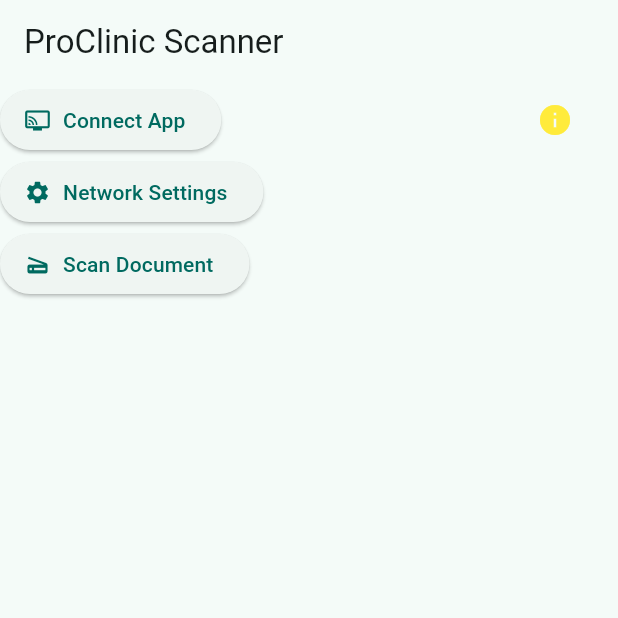
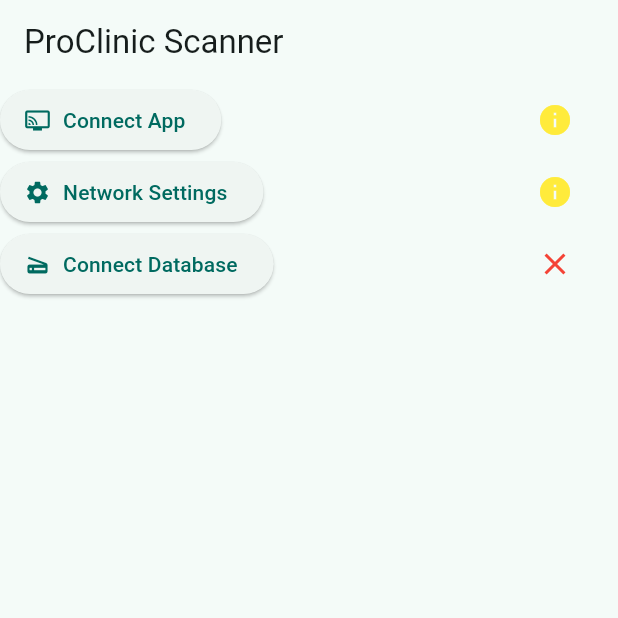
Before and after one commit to pheonixeye/proclinic_document_scanner, a Flutter app: the screen it shows after launch, on a phone screen of 412 x 824 dp, the top half of it. Run offline on Flutter 3.47's test engine with Material 3 defaults, Android fonts, the light colour scheme and no system bars; our stand-ins replace flutter_easyloading, hive_flutter, pretty_qr_code; missing offline and left inert: mobile_scanner, mongo_dart; accounts and stored records are empty.

Commit message:
working on db connection

```diff
--- /dev/null
+++ b/lib/errors/mongo_connection.dart
@@ -0,0 +1,10 @@
+class MongoDbConnectionException implements Exception {
+  final String message;
+
+  MongoDbConnectionException(this.message);
+
+  @override
+  String toString() {
+    return message;
+  }
+}
--- a/lib/main.dart
+++ b/lib/main.dart
@@ -1,11 +1,15 @@
 import 'package:flutter/material.dart';
 import 'package:flutter_easyloading/flutter_easyloading.dart';
+import 'package:hive_flutter/hive_flutter.dart';
 import 'package:proclinic_document_scanner/localization/app_localizations.dart';
 import 'package:proclinic_document_scanner/providers/_main.dart';
 import 'package:proclinic_document_scanner/routes/loading_screen/loading_screen.dart';
 import 'package:provider/provider.dart';
 
 void main() async {
+  WidgetsFlutterBinding.ensureInitialized();
+  await Hive.initFlutter();
+  await Hive.openBox('network');
   runApp(const MyApp());
 }
 
--- a/lib/providers/_main.dart
+++ b/lib/providers/_main.dart
@@ -1,4 +1,5 @@
 import 'package:proclinic_document_scanner/providers/check_uuid.dart';
+import 'package:proclinic_document_scanner/providers/mongo_db.dart';
 import 'package:proclinic_document_scanner/providers/network_settings.dart';
 import 'package:provider/provider.dart' show ChangeNotifierProvider;
 import 'package:provider/single_child_widget.dart';
@@ -6,4 +7,5 @@
 final List<SingleChildWidget> providers = [
   ChangeNotifierProvider(create: (context) => PxCheckUuid()),
   ChangeNotifierProvider(create: (context) => PxNetworkSettings()),
+  ChangeNotifierProvider(create: (context) => PxDatabase()),
 ];
--- /dev/null
+++ b/lib/providers/mongo_db.dart
@@ -0,0 +1,70 @@
+library mymongo;
+
+import 'package:flutter/foundation.dart';
+import 'package:mongo_dart/mongo_dart.dart';
+import 'package:proclinic_document_scanner/errors/mongo_connection.dart';
+import 'package:proclinic_document_scanner/providers/network_settings.dart';
+
+class PxDatabase extends ChangeNotifier {
+  PxDatabase() {
+    settings = PxNetworkSettings();
+  }
+
+  late final PxNetworkSettings settings;
+
+  MongoState _state = MongoState.notConnected;
+  MongoState get state => _state;
+
+  // late Db _mongo;
+  Db get mongo => Db(
+      'mongodb://${settings.storage.get('ip')}:${settings.storage.get('port')}/proclinic');
+
+  // Db _mongo() {
+  //   try {
+  //     return Db(
+  //         'mongodb://${settings.storage.get('ip')}:${settings.storage.get('port')}/proclinic');
+  //     // print(_mongo.masterConnection.serverConfig.host);
+  //   } catch (e) {
+  //     throw MongoDbConnectionException(e.toString());
+  //   }
+  // }
+
+  late final DbCollection allPatients = mongo.collection('patients');
+  late final DbCollection visitData = mongo.collection('visitdata');
+  late final DbCollection allDoctors = mongo.collection('allDoctors');
+  late final DbCollection appOrganizer = mongo.collection('apporganizer');
+
+  Future<void> openYaMongo() async {
+    if (mongo.state == State.opening) {
+      await mongo.close();
+    }
+    if (mongo.state == State.init) {
+      await mongo.close();
+    }
+    try {
+      await mongo.open();
+      if (!mongo.masterConnection.connected) {
+        await mongo.masterConnection.connect();
+      }
+      _state = MongoState.connected;
+      notifyListeners();
+      if (kDebugMode) {
+        print('shobeek lobeek El _mongo been eidek, totlob eih??');
+      }
+    } catch (e) {
+      throw MongoDbConnectionException(e.toString());
+      // return false;
+    }
+    // await _checkforkeys();
+  }
+
+  // DbCollection get allPatients => Database._allPatients;
+  // DbCollection get visitData => Database._visitData;
+  // DbCollection get allDoctors => Database._allDoctors;
+  // DbCollection get appOrganizer => Database._appOrganizer;
+}
+
+enum MongoState {
+  connected,
+  notConnected,
+}
--- a/lib/routes/homepage/homepage.dart
+++ b/lib/routes/homepage/homepage.dart
@@ -1,6 +1,8 @@
 import 'package:flutter/material.dart';
 import 'package:flutter_easyloading/flutter_easyloading.dart';
 import 'package:proclinic_document_scanner/providers/check_uuid.dart';
+import 'package:proclinic_document_scanner/providers/mongo_db.dart';
+import 'package:proclinic_document_scanner/providers/network_settings.dart';
 import 'package:proclinic_document_scanner/routes/newtork_settings/network_settings.dart';
 import 'package:proclinic_document_scanner/routes/scan_uuid/scan_uuid.dart';
 import 'package:provider/provider.dart';
@@ -81,16 +83,72 @@
                   );
                 },
               ),
+              const Spacer(),
+              Consumer<PxNetworkSettings>(
+                builder: (context, n, _) {
+                  if (n.ip == null) {
+                    return const Icon(
+                      Icons.info,
+                      color: Colors.yellow,
+                    );
+                  } else {
+                    return const Icon(
+                      Icons.check,
+                      color: Colors.green,
+                    );
+                  }
+                },
+              ),
+              const SizedBox(width: 30),
             ],
           ),
           Row(
             mainAxisAlignment: MainAxisAlignment.start,
             children: [
-              ElevatedButton.icon(
-                icon: const Icon(Icons.scanner),
-                label: const Text("Scan Document"),
-                onPressed: () {},
+              Consumer<PxCheckUuid>(
+                builder: (context, u, _) {
+                  return ElevatedButton.icon(
+                    icon: const Icon(Icons.scanner),
+                    label: const Text("Connect Database"),
+                    onPressed: () async {
+                      switch (u.state) {
+                        case UuidState.isNull:
+                          await EasyLoading.showInfo('Connect Your App First.');
+                        case UuidState.isWrong:
+                          await EasyLoading.showError(
+                              'Wrong Application Serial Number. Contact Adminstrator.');
+                        case UuidState.isCorrect:
+                          final db = context.read<PxDatabase>();
+                          await EasyLoading.show(status: "Connecting...");
+                          try {
+                            await db.openYaMongo();
+                          } catch (e) {
+                            print(e);
+                            await EasyLoading.showInfo(db.state.toString());
+                          }
+                      }
+                    },
+                  );
+                },
               ),
+              const Spacer(),
+              Consumer<PxDatabase>(
+                builder: (context, d, _) {
+                  switch (d.state) {
+                    case MongoState.connected:
+                      return const Icon(
+                        Icons.check,
+                        color: Colors.green,
+                      );
+                    case MongoState.notConnected:
+                      return const Icon(
+                        Icons.close,
+                        color: Colors.red,
+                      );
+                  }
+                },
+              ),
+              const SizedBox(width: 30),
             ],
           ),
         ],
--- a/lib/routes/loading_screen/loading_screen.dart
+++ b/lib/routes/loading_screen/loading_screen.dart
@@ -15,6 +15,7 @@
 
   @override
   void initState() {
+    super.initState();
     timer = Timer(const Duration(seconds: 3), () {
       Navigator.pushReplacement(
         context,
@@ -23,7 +24,6 @@
         ),
       );
     });
-    super.initState();
   }
 
   @override
--- a/pubspec.yaml
+++ b/pubspec.yaml
@@ -43,12 +43,15 @@
   mongo_dart:
   path:
   hive:
+  hive_flutter:
   permission_handler:
   pretty_qr_code:
   mobile_scanner: 3.5.5
   intl:
   image_picker: ^1.0.7
   flutter_easyloading:
+  path_provider:
+  after_layout: ^1.2.0
 
 dev_dependencies:
   flutter_test:
```
Also changed, not shown: lib/errors/hive_connection.dart (added, +10 -0 lines), lib/providers/network_settings.dart (+21 -19 lines), lib/routes/newtork_settings/network_settings.dart (+31 -3 lines), pubspec.lock, 1 other file.
